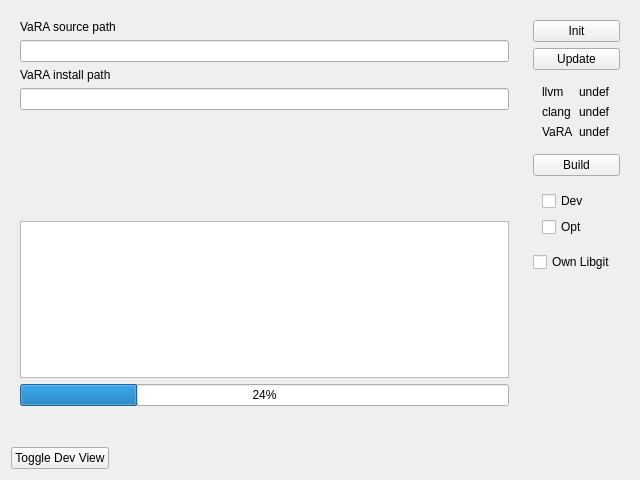
Above: uicomponents/BuildMenu.ui from se-sic/VaRA-Tool-Suite before the change. Below: the same form after it.
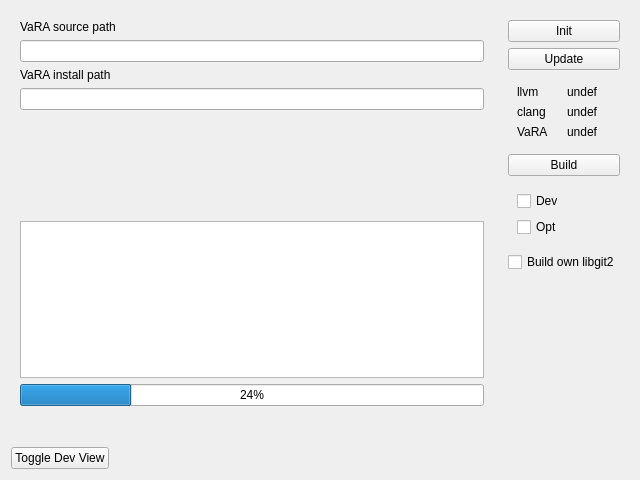
That is the form after the change.

Commit message: Update text of checkbox for own libgit

```diff
--- a/uicomponents/BuildMenu.ui
+++ b/uicomponents/BuildMenu.ui
@@ -209,7 +209,7 @@
       <item>
        <widget class="QCheckBox" name="libgitButton">
         <property name="text">
-         <string>Own Libgit</string>
+         <string>Build own libgit2</string>
         </property>
        </widget>
       </item>
```
